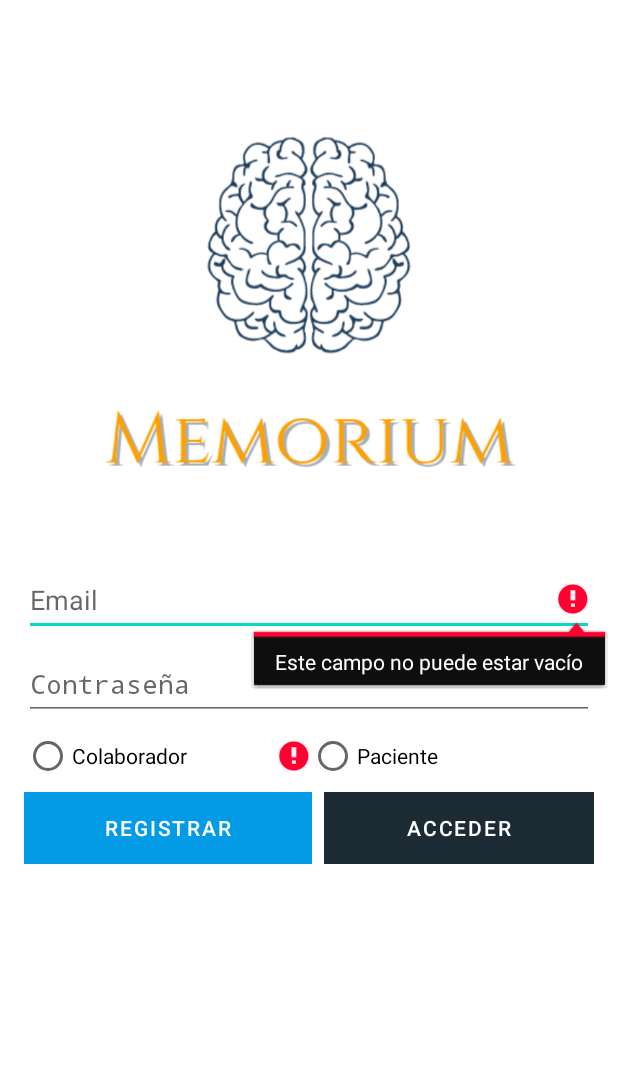
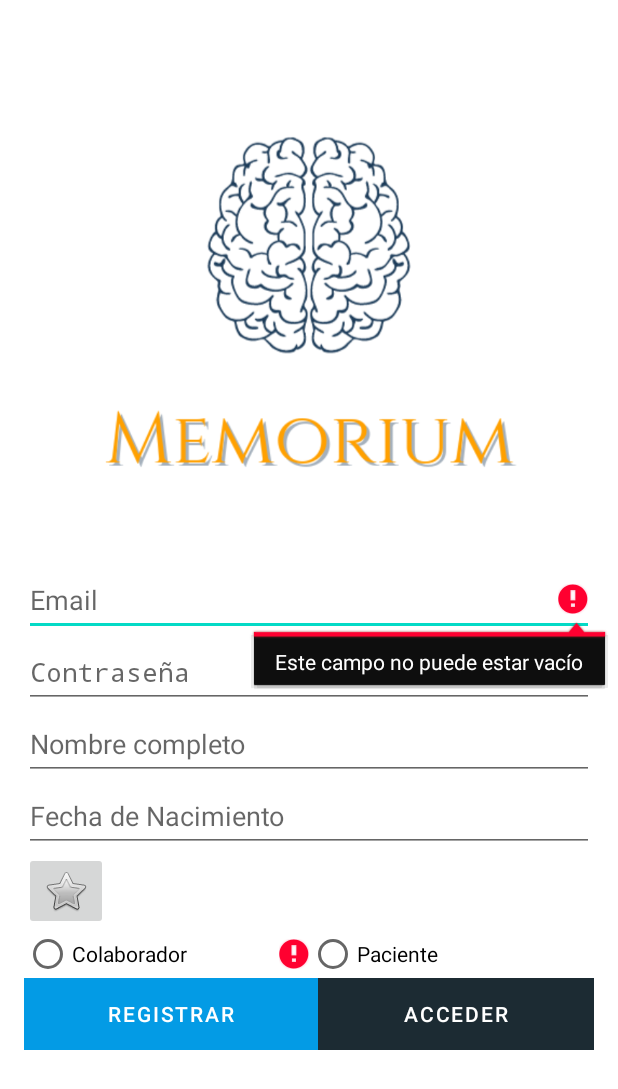
Before and after one commit to AyozeMN/Memorium, an Android app built with Jetpack Compose: the screen it shows after launch (AuthActivity), after a tap on "REGISTRAR", on a phone screen of 412 x 824 dp. Shown: the top 1089 px of the screen. Run offline under Robolectric (Android 15) with nearby library versions, the phone set to English and light mode, and no system bars; our stand-ins replace Firebase (no records; nobody signed in at launch, a user with empty details on screens opened directly).

```diff
--- a/app/src/main/java/com/ayoze/memorium/repository/MultipleChoiceQuestionRepository.kt
+++ b/app/src/main/java/com/ayoze/memorium/repository/MultipleChoiceQuestionRepository.kt
@@ -22,8 +22,8 @@ class MultipleChoiceQuestionRepository(private val listener: OnQuestionsFetchedL
             val questions = mutableListOf<MultipleChoiceQuestion>()
 
             try {
-                // Obtén la referencia a la colección "question"
-                val collectionReference = FirebaseFirestore.getInstance().collection("question")
+                // Obtén la referencia a la colección "questions"
+                val collectionReference = FirebaseFirestore.getInstance().collection("questions")
                 // Realiza la consulta de manera asíncrona y Bloquea el hilo actual hasta que la tarea se complete
                 val querySnapshot = collectionReference.get().await()
 
@@ -63,7 +63,7 @@ class MultipleChoiceQuestionRepository(private val listener: OnQuestionsFetchedL
     suspend fun fetchQuestionsFromQuiz(quiz: MultipleChoiceQuiz) {
         withContext(Dispatchers.IO) {
             val questions = mutableListOf<MultipleChoiceQuestion>()
-            val collectionReference = FirebaseFirestore.getInstance().collection("question")
+            val collectionReference = FirebaseFirestore.getInstance().collection("questions")
             try {
                 quiz.questions?.forEach {
                     val doc = collectionReference.document(it.id).get().await()
--- a/app/src/main/java/com/ayoze/memorium/repository/MultipleChoiceQuizRepository.kt
+++ b/app/src/main/java/com/ayoze/memorium/repository/MultipleChoiceQuizRepository.kt
@@ -22,7 +22,7 @@ class MultipleChoiceQuizRepository(private val listener: OnQuizzesFetchedListene
 
             try {
                 val collectionReference =
-                    FirebaseFirestore.getInstance().collection("multipleChoiceQuiz")
+                    FirebaseFirestore.getInstance().collection("quizzes")
                 val querySnapshot = collectionReference.get().await()
 
                 for (doc in querySnapshot.documents) {
@@ -62,7 +62,7 @@ class MultipleChoiceQuizRepository(private val listener: OnQuizzesFetchedListene
             try {
                 // Obtén la referencia a la colección multipleChoiceQuiz
                 val collectionReference =
-                    FirebaseFirestore.getInstance().collection("multipleChoiceQuiz")
+                    FirebaseFirestore.getInstance().collection("quizzes")
                         .document(quizId)
                 // Consulta
                 val querySnapshot = collectionReference.get().await()
--- a/app/src/main/java/com/ayoze/memorium/repository/UserRepository.kt
+++ b/app/src/main/java/com/ayoze/memorium/repository/UserRepository.kt
@@ -10,7 +10,7 @@ import kotlinx.coroutines.withContext
 class UserRepository(private val listener: OnUserActionPerformedListener) {
 
     interface OnUserActionPerformedListener {
-        fun onUserCreate(uId: String, email: String, rol: Roles)
+        fun onUserCreated(uId: String, email: String, rol: Roles)
         fun onRolFetched(rol: Roles)
         fun onError(errorMessage: String)
     }
@@ -20,11 +20,11 @@ class UserRepository(private val listener: OnUserActionPerformedListener) {
             try {
                 FirebaseFirestore.getInstance().collection("users").document(uId).set(
                     hashMapOf(
-                        "email" to email, "rol" to rol
+                        "email" to email, "rol" to rol.name
                     )
                 )
                 withContext(Dispatchers.Main) {
-                    listener.onUserCreate(uId, email, rol)
+                    listener.onUserCreated(uId, email, rol)
                     Log.i(TAG, "Usuario creado en base de datos $uId")
                 }
             } catch (e: Exception) {
--- a/app/src/main/java/com/ayoze/memorium/view/CreateQuestionActivity.kt
+++ b/app/src/main/java/com/ayoze/memorium/view/CreateQuestionActivity.kt
@@ -55,11 +55,11 @@ class CreateQuestionActivity : ComponentActivity() {
             if (textFieldsFilled && checkFieldsFilled) {
                 val newQuestion = MultipleChoiceQuestion()
 
-                db.collection("question").add(newQuestion)
+                db.collection("questions").add(newQuestion)
                     .addOnSuccessListener { documentReference ->
                         newQuestion.id = documentReference.id
 
-                        db.collection("question").document(documentReference.id).set(
+                        db.collection("questions").document(documentReference.id).set(
                             hashMapOf(
                                 "id" to documentReference.id,
                                 "statement" to binding.etStatementCQ.text.toString(),
--- a/app/src/main/java/com/ayoze/memorium/view/CreateQuizActivity.kt
+++ b/app/src/main/java/com/ayoze/memorium/view/CreateQuizActivity.kt
@@ -74,11 +74,11 @@ class CreateQuizActivity : ComponentActivity() {
                 )
                 val emptyQuiz = MultipleChoiceQuiz()
 
-                db.collection("multipleChoiceQuiz").add(emptyQuiz)
+                db.collection("quizzes").add(emptyQuiz)
                     .addOnSuccessListener { documentReference ->
                         emptyQuiz.id = documentReference.id
 
-                        db.collection("multipleChoiceQuiz").document(documentReference.id).set(
+                        db.collection("quizzes").document(documentReference.id).set(
                             hashMapOf(
                                 "id" to documentReference.id,
                                 "title" to newQuiz.title,
@@ -132,7 +132,7 @@ class CreateQuizActivity : ComponentActivity() {
     }
 
     private fun eventChangeListener() {
-        db.collection("question").addSnapshotListener(object :
+        db.collection("questions").addSnapshotListener(object :
             EventListener<QuerySnapshot> {
             override fun onEvent(
                 value: QuerySnapshot?,
--- a/app/src/main/res/layout/activity_auth.xml
+++ b/app/src/main/res/layout/activity_auth.xml
@@ -5,15 +5,13 @@
     android:id="@+id/ConstraintLayout"
     android:layout_width="match_parent"
     android:layout_height="match_parent"
-    android:orientation="vertical" >
+    android:orientation="vertical">
 
     <LinearLayout
         android:id="@+id/authLayout"
         android:layout_width="0dp"
         android:layout_height="match_parent"
-        android:layout_marginStart="16dp"
-        android:layout_marginTop="16dp"
-        android:layout_marginEnd="16dp"
+        android:layout_margin="16dp"
         android:orientation="vertical"
         app:layout_constraintEnd_toEndOf="parent"
         app:layout_constraintStart_toStartOf="parent"
@@ -25,35 +23,66 @@
             android:layout_height="360dp"
             android:layout_gravity="center"
             android:contentDescription="@string/memorium_logo"
-            android:src="@drawable/memorium_whitebg_l" />
+            android:src="@drawable/memorium_whitebg_l"
+            tools:ignore="ImageContrastCheck" />
 
         <EditText
             android:id="@+id/emailEditText"
             android:layout_width="match_parent"
             android:layout_height="wrap_content"
-            android:autofillHints=""
+            android:autofillHints="@string/email"
             android:ems="10"
             android:hint="@string/email"
             android:inputType="textEmailAddress"
             android:minHeight="48dp" />
 
-        <Space
-            android:layout_width="match_parent"
-            android:layout_height="8dp" />
-
         <EditText
             android:id="@+id/passwordEditText"
             android:layout_width="match_parent"
             android:layout_height="wrap_content"
-            android:autofillHints=""
+            android:autofillHints="@string/contrase_a"
             android:ems="10"
             android:hint="@string/contrase_a"
             android:inputType="textPassword"
             android:minHeight="48dp" />
 
-        <Space
+        <LinearLayout
+            android:id="@+id/registerDataLL"
             android:layout_width="match_parent"
-            android:layout_height="8dp" />
+            android:layout_height="wrap_content"
+            android:orientation="vertical"
+            android:visibility="invisible" >
+
+            <EditText
+                android:id="@+id/nameEditText"
+                android:layout_width="match_parent"
+                android:layout_height="wrap_content"
+                android:autofillHints="@string/nombre_completo"
+                android:ems="10"
+                android:hint="@string/nombre_completo"
+                android:inputType="text"
+                android:minHeight="48dp" />
+
+            <EditText
+                android:id="@+id/birthDateEditText"
+                android:layout_width="match_parent"
+                android:layout_height="wrap_content"
+                android:autofillHints="@string/fecha_de_nacimiento"
+                android:ems="10"
+                android:hint="@string/fecha_de_nacimiento"
+                android:inputType="date"
+                android:minHeight="48dp" />
+
+            <ImageButton
+                android:id="@+id/imageButton"
+                android:layout_width="wrap_content"
+                android:layout_height="0dp"
+                android:layout_weight="1"
+                android:contentDescription="@string/foto_de_perfil"
+                android:src="@android:drawable/btn_star"
+                tools:ignore="ImageContrastCheck" />
+
+        </LinearLayout>
 
         <RadioGroup
             android:id="@+id/rolRadioGrp"
@@ -77,13 +106,9 @@
                 android:text="@string/paciente" />
         </RadioGroup>
 
-        <Space
-            android:layout_width="match_parent"
-            android:layout_height="8dp" />
-
         <LinearLayout
             android:layout_width="match_parent"
-            android:layout_height="match_parent"
+            android:layout_height="wrap_content"
             android:orientation="horizontal">
 
             <Button
@@ -97,10 +122,6 @@
                 android:textColor="@android:color/white"
                 tools:ignore="TextContrastCheck" />
 
-            <Space
-                android:layout_width="8dp"
-                android:layout_height="wrap_content" />
-
             <Button
                 android:id="@+id/loginBtn"
                 style="?android:attr/buttonBarButtonStyle"
@@ -110,6 +131,7 @@
                 android:background="@color/colorPrimaryDark"
                 android:text="@string/acceder"
                 android:textColor="@android:color/white" />
+
         </LinearLayout>
     </LinearLayout>
 </androidx.constraintlayout.widget.ConstraintLayout>
--- a/app/src/main/res/layout/activity_create_quiz.xml
+++ b/app/src/main/res/layout/activity_create_quiz.xml
@@ -36,7 +36,7 @@
                 android:gravity="center"
                 android:paddingLeft="64dp"
                 android:paddingRight="64dp"
-                android:text="Formulario crear test"
+                android:text="@string/formulario_crear_test"
                 android:textColor="@color/white"
                 android:textSize="24sp" />
 
@@ -60,7 +60,7 @@
                 android:autofillHints="Introduzca la dificultad del Quiz"
                 android:background="@drawable/bg_et_form"
                 android:ems="10"
-                android:hint="Dificultad {Fácil, Medio, Difícil}"
+                android:hint="@string/dificultad_f_cil_medio_dif_cil"
                 android:inputType="text"
                 android:minHeight="48dp"
                 tools:ignore="TextContrastCheck,VisualLintTextFieldSize" />
--- a/app/src/main/res/values/strings.xml
+++ b/app/src/main/res/values/strings.xml
@@ -43,4 +43,9 @@
     <!-- TODO: Remove or change this placeholder text -->
     <string name="hello_blank_fragment">Hello blank fragment</string>
     <string name="difficulty">Dificultad</string>
+    <string name="nombre_completo">Nombre completo</string>
+    <string name="fecha_de_nacimiento">Fecha de Nacimiento</string>
+    <string name="foto_de_perfil">Foto de Perfil</string>
+    <string name="formulario_crear_test">Formulario crear test</string>
+    <string name="dificultad_f_cil_medio_dif_cil">Dificultad {Fácil, Medio, Difícil}</string>
 </resources>
```
Also changed, not shown: app/src/main/java/com/ayoze/memorium/repository/AuthRepository.kt (+6 -8 lines), app/src/main/java/com/ayoze/memorium/view/AuthActivity.kt (+22 -25 lines).
